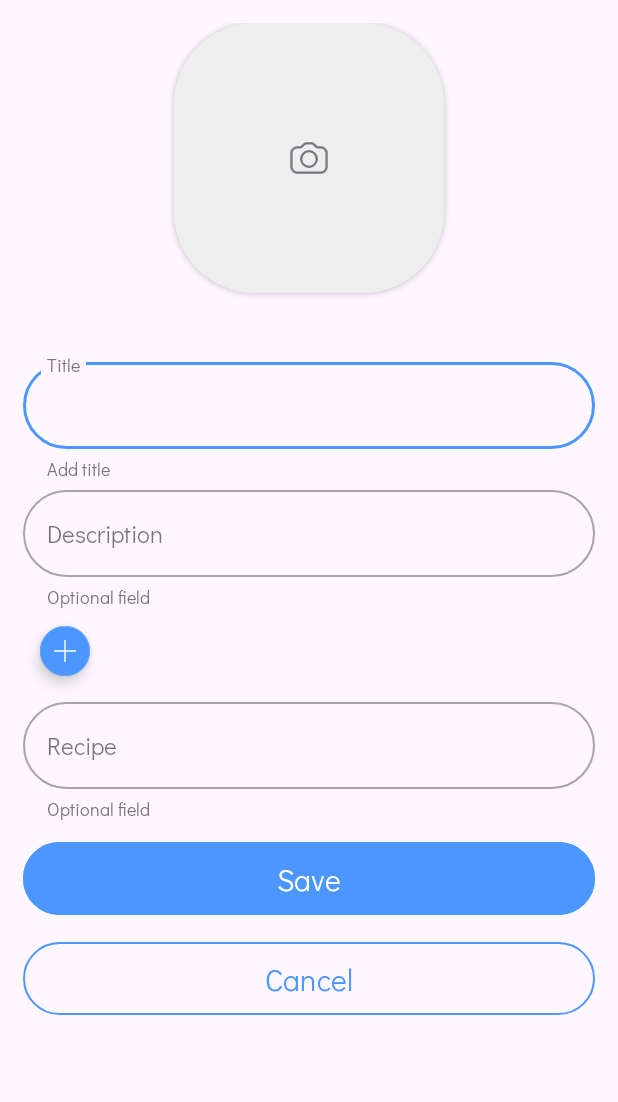
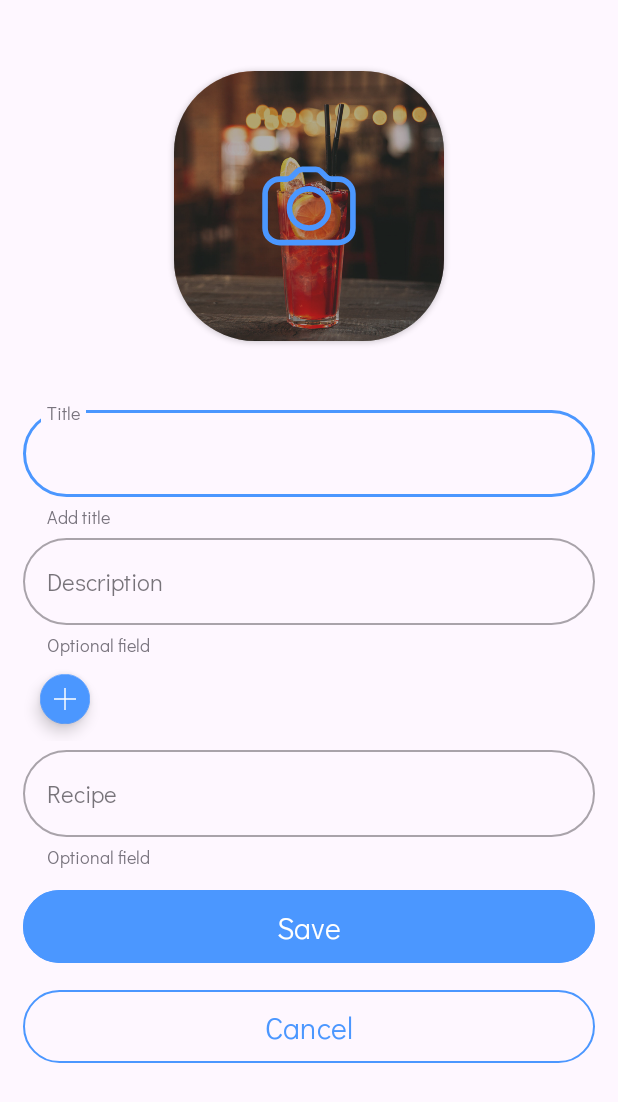
Before and after one commit to IBRUTALI/Brutal, an Android app: the layout fragment_edit.xml on its own in the app's theme, with its tools: preview values and no code run, on a phone screen of 412 x 824 dp. Shown: the top 1102 px of the screen. Run offline under Robolectric (Android 15) with nearby library versions, the phone set to English and light mode, and no system bars.

Commit message:
Added edit image chose photo indicator.

```diff
--- a/app/src/main/java/ighorosipov/cocktailapp/presentation/edit/EditFragment.kt
+++ b/app/src/main/java/ighorosipov/cocktailapp/presentation/edit/EditFragment.kt
@@ -114,9 +114,9 @@ class EditFragment : Fragment() {
         }
         viewModel.cocktail.observe(viewLifecycleOwner) { cocktail ->
             Glide.with(requireContext())
+                .asDrawable()
                 .load(cocktail?.image?.let { Uri.parse(it) })
                 .centerCrop()
-                .placeholder(R.drawable.empty_image)
                 .into(binding.imageEdit)
         }
     }
--- a/app/src/main/res/drawable/empty_image.xml
+++ b/app/src/main/res/drawable/empty_image.xml
@@ -1,6 +1,6 @@
 <vector xmlns:android="http://schemas.android.com/apk/res/android"
-    android:width="32dp"
-    android:height="32dp"
+    android:width="80dp"
+    android:height="80dp"
     android:viewportWidth="32"
     android:viewportHeight="32">
     <path
@@ -8,13 +8,13 @@
         android:strokeLineJoin="round"
         android:strokeWidth="1.5"
         android:fillColor="#00000000"
-        android:strokeColor="#79747E"
+        android:strokeColor="@color/blue_lite"
         android:strokeLineCap="round"/>
     <path
         android:pathData="M16,21.857C18.875,21.857 21.206,19.526 21.206,16.651C21.206,13.775 18.875,11.444 16,11.444C13.125,11.444 10.793,13.775 10.793,16.651C10.793,19.526 13.125,21.857 16,21.857Z"
         android:strokeLineJoin="round"
         android:strokeWidth="1.5"
         android:fillColor="#00000000"
-        android:strokeColor="#79747E"
+        android:strokeColor="@color/blue_lite"
         android:strokeLineCap="round"/>
 </vector>
--- a/app/src/main/res/layout/fragment_edit.xml
+++ b/app/src/main/res/layout/fragment_edit.xml
@@ -19,6 +19,7 @@
             android:id="@+id/imageCardView"
             android:layout_width="wrap_content"
             android:layout_height="wrap_content"
+            android:layout_marginTop="@dimen/base_padding_big"
             app:cardCornerRadius="@dimen/base_corner_radius"
             app:layout_constraintEnd_toEndOf="parent"
             app:layout_constraintStart_toStartOf="parent"
@@ -28,7 +29,15 @@
                 android:id="@+id/imageEdit"
                 android:layout_width="@dimen/base_image_size"
                 android:layout_height="@dimen/base_image_size"
-                android:background="@color/gray_200"
+                android:contentDescription="@string/image_edit"
+                android:scaleType="centerCrop"
+                tools:srcCompat="@drawable/cocktail" />
+
+            <ImageView
+                android:id="@+id/imageOverlap"
+                android:layout_width="@dimen/base_image_size"
+                android:layout_height="@dimen/base_image_size"
+                android:background="@color/transparent_gray_200"
                 android:contentDescription="@string/image_edit"
                 android:scaleType="centerInside"
                 app:srcCompat="@drawable/empty_image" />
--- a/app/src/main/res/values/colors.xml
+++ b/app/src/main/res/values/colors.xml
@@ -8,4 +8,5 @@
     <color name="gray_200">#EEEEEE</color>
     <color name="red_lite">#FF0000</color>
     <color name="transparent">#00000000</color>
+    <color name="transparent_gray_200">#68404040</color>
 </resources>
```
